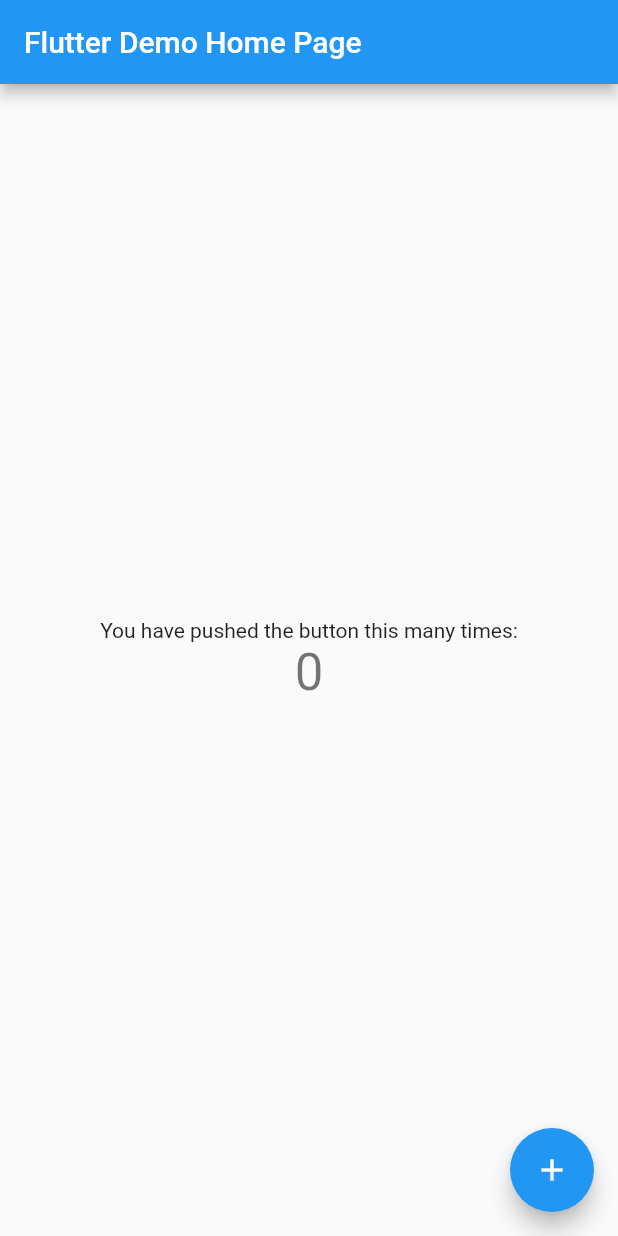
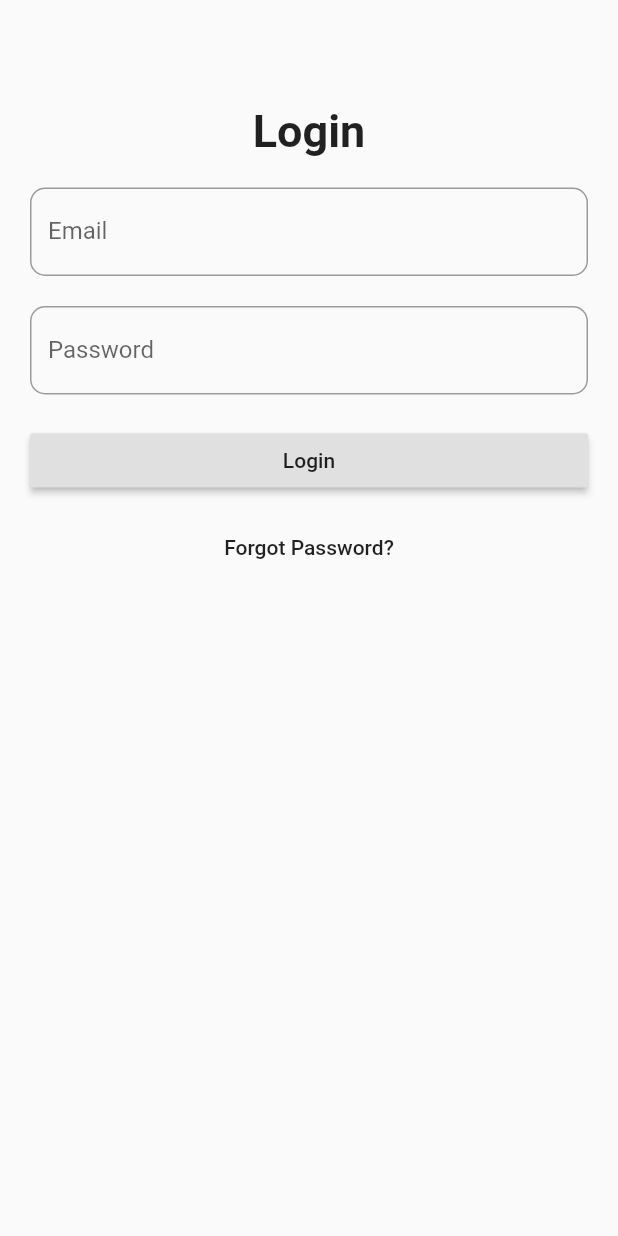
Before and after one commit to MrAnmol08/movielovers, a Flutter app: the screen it shows after launch, on a phone screen of 412 x 824 dp. Run offline on Flutter 3.47's test engine with Material 2 defaults, Android fonts, the phone set to English and light mode, and no system bars; our stand-ins replace google_fonts.

Commit message:
Imported google fonts and connected the login page to main page

```diff
--- /dev/null
+++ b/lib/Login_Page.dart
@@ -0,0 +1,84 @@
+import 'package:flutter/material.dart';
+import 'package:google_fonts/google_fonts.dart';
+
+class LoginPage extends StatefulWidget {
+  @override
+  _LoginPageState createState() => _LoginPageState();
+}
+
+class _LoginPageState extends State<LoginPage> {
+  final _formKey = GlobalKey<FormState>();
+  late String _email, _password;
+
+  @override
+  Widget build(BuildContext context) {
+    return Scaffold(
+      body: SingleChildScrollView(
+        child: Container(
+          padding: EdgeInsets.all(20.0),
+          child: Form(
+            key: _formKey,
+            child: Column(
+              children: <Widget>[
+                SizedBox(height: 50.0),
+                Text(
+                  'Login',
+                  style: TextStyle(
+                    fontSize: 30.0,
+                    fontWeight: FontWeight.bold,
+                  ),
+                ),
+                SizedBox(height: 20.0),
+                TextFormField(
+                  decoration: InputDecoration(
+                    labelText: 'Email',
+                    border: OutlineInputBorder(
+                      borderRadius: BorderRadius.circular(10.0),
+                    ),
+                  ),
+                  validator: (input) => !input!.contains('@') ? 'Please enter a valid email' : null,
+                  onSaved: (input) => _email = input!,
+                ),
+                SizedBox(height: 20.0),
+                TextFormField(
+                  decoration: InputDecoration(
+                    labelText: 'Password',
+                    border: OutlineInputBorder(
+                      borderRadius: BorderRadius.circular(10.0),
+                    ),
+                  ),
+                  validator: (input) => input!.length < 8 ? 'Your password needs to be at least 8 characters' : null,
+                  obscureText: true,
+                  onSaved: (input) => _password = input!,
+                ),
+                SizedBox(height: 20.0),
+                Container(
+                  width: double.infinity,
+                  child: RaisedButton(
+                    onPressed: () {
+                      if (_formKey.currentState!.validate()) {
+                        _formKey.currentState!.save();
+                        // Perform login here
+                      }
+                    },
+                    child: Text('Login'),
+                  ),
+                ),
+                SizedBox(height: 10.0),
+                Container(
+                  width: double.infinity,
+                  child: FlatButton(
+                    onPressed: () {
+                      // Navigate to forgot password page
+                    },
+                    child: Text('Forgot Password?'),
+                  ),
+                ),
+              ],
+            ),
+          ),
+        ),
+      ),
+    );
+  }
+}
--- a/lib/main.dart
+++ b/lib/main.dart
@@ -1,115 +1,18 @@
 import 'package:flutter/material.dart';
+import 'login_page.dart';
+import 'package:google_fonts/google_fonts.dart';
 
-void main() {
-  runApp(const MyApp());
-}
+void main() => runApp(MyApp());
 
 class MyApp extends StatelessWidget {
   const MyApp({Key? key}) : super(key: key);
 
-  // This widget is the root of your application.
+
   @override
   Widget build(BuildContext context) {
     return MaterialApp(
-      title: 'Flutter Demo',
-      theme: ThemeData(
-        // This is the theme of your application.
-        //
-        // Try running your application with "flutter run". You'll see the
-        // application has a blue toolbar. Then, without quitting the app, try
-        // changing the primarySwatch below to Colors.green and then invoke
-        // "hot reload" (press "r" in the console where you ran "flutter run",
-        // or simply save your changes to "hot reload" in a Flutter IDE).
-        // Notice that the counter didn't reset back to zero; the application
-        // is not restarted.
-        primarySwatch: Colors.blue,
-      ),
-      home: const MyHomePage(title: 'Flutter Demo Home Page'),
+      title: 'My App',
+      home: LoginPage(),
     );
   }
 }
-
-class MyHomePage extends StatefulWidget {
-  const MyHomePage({Key? key, required this.title}) : super(key: key);
-
-  // This widget is the home page of your application. It is stateful, meaning
-  // that it has a State object (defined below) that contains fields that affect
-  // how it looks.
-
-  // This class is the configuration for the state. It holds the values (in this
-  // case the title) provided by the parent (in this case the App widget) and
-  // used by the build method of the State. Fields in a Widget subclass are
-  // always marked "final".
-
-  final String title;
-
-  @override
-  State<MyHomePage> createState() => _MyHomePageState();
-}
-
-class _MyHomePageState extends State<MyHomePage> {
-  int _counter = 0;
-
-  void _incrementCounter() {
-    setState(() {
-      // This call to setState tells the Flutter framework that something has
-      // changed in this State, which causes it to rerun the build method below
-      // so that the display can reflect the updated values. If we changed
-      // _counter without calling setState(), then the build method would not be
-      // called again, and so nothing would appear to happen.
-      _counter++;
-    });
-  }
-
-  @override
-  Widget build(BuildContext context) {
-    // This method is rerun every time setState is called, for instance as done
-    // by the _incrementCounter method above.
-    //
-    // The Flutter framework has been optimized to make rerunning build methods
-    // fast, so that you can just rebuild anything that needs updating rather
-    // than having to individually change instances of widgets.
-    return Scaffold(
-      appBar: AppBar(
-        // Here we take the value from the MyHomePage object that was created by
-        // the App.build method, and use it to set our appbar title.
-        title: Text(widget.title),
-      ),
-      body: Center(
-        // Center is a layout widget. It takes a single child and positions it
-        // in the middle of the parent.
-        child: Column(
-          // Column is also a layout widget. It takes a list of children and
-          // arranges them vertically. By default, it sizes itself to fit its
-          // children horizontally, and tries to be as tall as its parent.
-          //
-          // Invoke "debug painting" (press "p" in the console, choose the
-          // "Toggle Debug Paint" action from the Flutter Inspector in Android
-          // Studio, or the "Toggle Debug Paint" command in Visual Studio Code)
-          // to see the wireframe for each widget.
-          //
-          // Column has various properties to control how it sizes itself and
-          // how it positions its children. Here we use mainAxisAlignment to
-          // center the children vertically; the main axis here is the vertical
-          // axis because Columns are vertical (the cross axis would be
-          // horizontal).
-          mainAxisAlignment: MainAxisAlignment.center,
-          children: <Widget>[
-            const Text(
-              'You have pushed the button this many times:',
-            ),
-            Text(
-              '$_counter',
-              style: Theme.of(context).textTheme.headline4,
-            ),
-          ],
-        ),
-      ),
-      floatingActionButton: FloatingActionButton(
-        onPressed: _incrementCounter,
-        tooltip: 'Increment',
-        child: const Icon(Icons.add),
-      ), // This trailing comma makes auto-formatting nicer for build methods.
-    );
-  }
-}
--- a/pubspec.yaml
+++ b/pubspec.yaml
@@ -34,6 +34,7 @@ dependencies:
   # The following adds the Cupertino Icons font to your application.
   # Use with the CupertinoIcons class for iOS style icons.
   cupertino_icons: ^1.0.2
+  google_fonts: ^3.0.1
 
 dev_dependencies:
   flutter_test:
@@ -74,6 +75,7 @@ flutter:
   # list giving the asset and other descriptors for the font. For
   # example:
   # fonts:
+
   #   - family: Schyler
   #     fonts:
   #       - asset: fonts/Schyler-Regular.ttf
```
Also changed, not shown: pubspec.lock, 2 other files.
